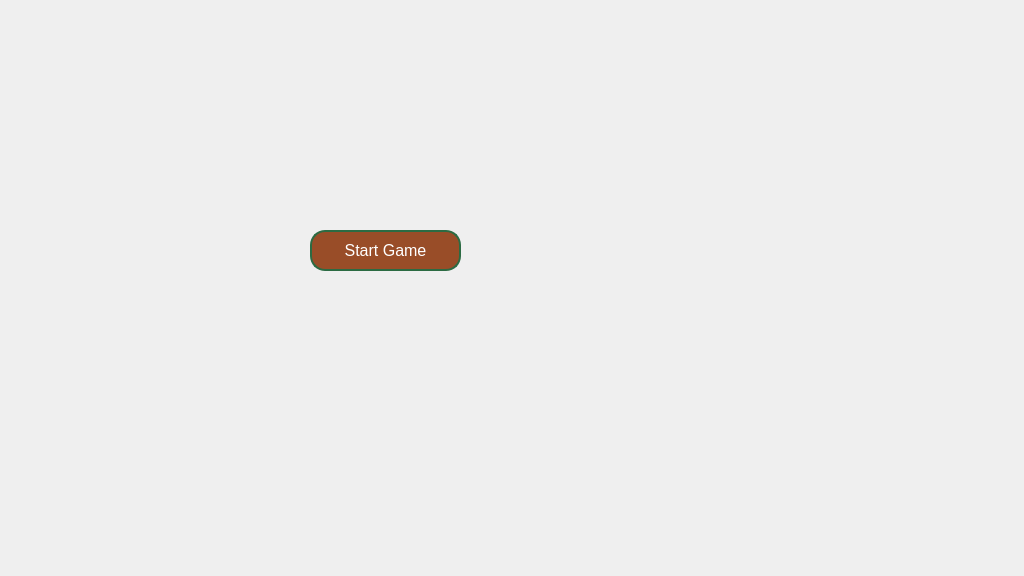
Old version of the form client/view/start_game.ui in the repository jmdieguez/QuackGame.
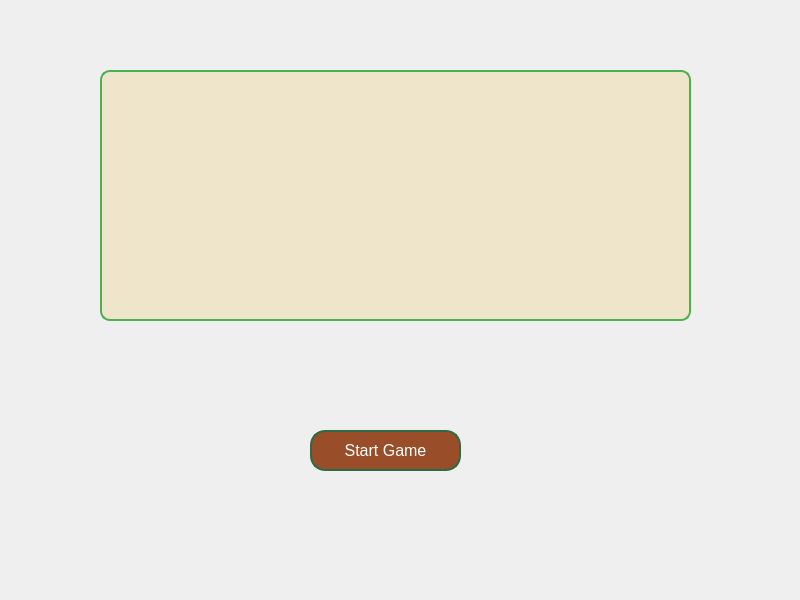
New version of the form.

The edit to the form file:
```diff
--- a/client/view/start_game.ui
+++ b/client/view/start_game.ui
@@ -6,8 +6,8 @@
    <rect>
     <x>0</x>
     <y>0</y>
-    <width>1024</width>
-    <height>576</height>
+    <width>800</width>
+    <height>600</height>
    </rect>
   </property>
   <property name="windowTitle">
@@ -17,7 +17,7 @@
    <property name="geometry">
     <rect>
      <x>310</x>
-     <y>230</y>
+     <y>430</y>
      <width>151</width>
      <height>41</height>
     </rect>
@@ -47,6 +47,37 @@
     <string>Start Game</string>
    </property>
   </widget>
+  <widget class="QListWidget" name="userListWidget">
+   <property name="geometry">
+    <rect>
+     <x>100</x>
+     <y>70</y>
+     <width>591</width>
+     <height>251</height>
+    </rect>
+   </property>
+   <property name="styleSheet">
+    <string notr="true"> QListWidget {
+     border: 2px solid #4CAF50;
+     border-radius: 10px;
+     background-color: rgb(238, 229, 203);
+     padding: 5px;
+     }
+     QListWidget::item {
+     padding: 10px;
+     border: 1px solid #ddd;
+     margin: 5px;
+     background-color: rgb(255, 231, 198)
+     }
+     QListWidget::item:hover {
+     background-color: #e8f5e9;
+     }
+     QListWidget::item:selected {
+     background-color: #4CAF50;
+     color: white;
+     }</string>
+   </property>
+  </widget>
  </widget>
  <resources/>
  <connections/>
```
Left out of the diff: 32 changed lines with no effect on the pictures.
